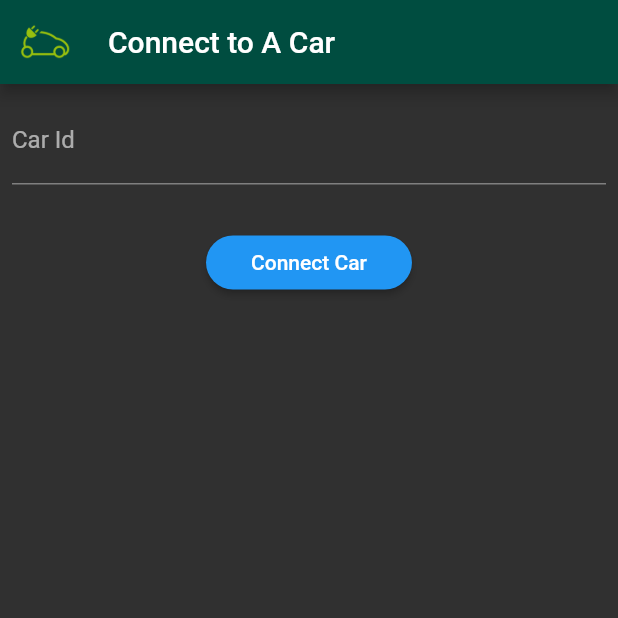
After one commit to yousefabdelbadea/BMS, a Flutter app: the RemoteConnectionScreen screen opened by its route, on a phone screen of 412 x 824 dp, the top half of it. The commit adds this screen. Run offline on Flutter 3.47's test engine with Material 2 defaults, Android fonts, the phone set to English and light mode, and no system bars; our stand-ins replace animated_splash_screen, flutter_blue, flutter_local_notifications, sqflite; missing offline and left inert: flutter_speedometer; accounts and stored records are empty.

Commit message:
remote connection screen

```diff
--- a/lib/helpers/bluetooth_helper.dart
+++ b/lib/helpers/bluetooth_helper.dart
@@ -28,7 +28,8 @@ class BTHelper with ChangeNotifier {
   BluetoothDevice _connectedDevice;
   BluetoothDevice targetDevice;
   List<BluetoothService> _sevices = [];
-  int temp, current, volt, sOC, id;
+  int temp, sOC, id;
+  double current, volt;
   Future<void> getDevices() async {
     flutterBlue.stopScan();
     StreamSubscription subscription;
@@ -119,7 +120,7 @@ class BTHelper with ChangeNotifier {
                   if (charac.uuid.toString() == Current) {
                     Future.delayed(Duration(milliseconds: 200), () async {
                       List<int> data = await charac.read();
-                      if (data[0] != null) current = data[0];
+                      if (data[0] != null) current = data[0].toDouble() / 100;
                       //print(current);
                       //print('current');
                     });
@@ -127,7 +128,7 @@ class BTHelper with ChangeNotifier {
                   if (charac.uuid.toString() == Voltage) {
                     await Future.delayed(Duration(milliseconds: 400), () async {
                       List<int> data = await charac.read();
-                      if (data[0] != null) volt = data[0];
+                      if (data[0] != null) volt = data[0].toDouble() / 10;
                       //print(volt);
                       //print('volt');
                     });
@@ -149,7 +150,7 @@ class BTHelper with ChangeNotifier {
                     });
                   }
                 });
-                _cells[id - 1] = (Cell(
+                _cells[id.toInt() - 1] = (Cell(
                   id: id,
                   temp: temp,
                   current: current,
@@ -158,7 +159,7 @@ class BTHelper with ChangeNotifier {
                 ));
                 notifyListeners();
                 await charac.write([0x00]);
-                Cell cell = _cells[id - 1];
+                Cell cell = _cells[id.toInt() - 1];
                 await DBHelper.insert('cells_data', {
                   'id': cell.id,
                   'temp': cell.temp,
@@ -236,43 +237,6 @@ class BTHelper with ChangeNotifier {
     return _connectedDevice == null ? "No device Yet" : _connectedDevice.name;
   }
 }
-
-
-
-
-
-
-
-
-
-
-
-
-
-
-
-
-
-
-
-
-
-
-
-
-
-
-
-
-
-
-
-
-
-
-
-
-
 
 /* import 'dart:async';
 import 'dart:typed_data';
--- a/lib/main.dart
+++ b/lib/main.dart
@@ -2,6 +2,7 @@ import 'package:bms/screens/advanced_screen.dart';
 import 'package:bms/screens/car_connection_screen.dart';
 import 'package:bms/screens/cell_deatils_screen.dart';
 import 'package:bms/screens/driver_screen.dart';
+import 'package:bms/screens/remote_connection_screen.dart';
 import 'package:flutter/material.dart';
 import 'package:provider/provider.dart';
 import 'package:bms/helpers/bluetooth_helper.dart';
@@ -46,6 +47,7 @@ class _MyAppState extends State<MyApp> {
           AdvancedScreen.routeName: (context) => AdvancedScreen(3, 2),
           DriverScreen.routeName: (context) => DriverScreen(),
           CellDetailsScreen.routeName: (context) => CellDetailsScreen(),
+          RemoteConnectionScreen.routeName: (ctx) => RemoteConnectionScreen(),
         },
         debugShowCheckedModeBanner: false,
       ),
--- a/lib/screens/cell_deatils_screen.dart
+++ b/lib/screens/cell_deatils_screen.dart
@@ -1,6 +1,5 @@
 import 'package:bms/helpers/bluetooth_helper.dart';
 import 'package:bms/providers/cells.dart';
-import 'package:bms/helpers/notifications_helper.dart';
 import 'package:bms/widgets/cell_meters.dart';
 import 'package:flutter/material.dart';
 import 'package:provider/provider.dart';
--- a/lib/screens/driver_screen.dart
+++ b/lib/screens/driver_screen.dart
@@ -43,9 +43,9 @@ class _DriverScreenState extends State<DriverScreen> {
       body: SingleChildScrollView(
         physics: AlwaysScrollableScrollPhysics(),
         child: CellMeters(
-          current: Provider.of<Cells>(context).getOverallCurrent(),
-          volt: Provider.of<Cells>(context).getOverallVoltage(),
-          temp: Provider.of<Cells>(context).getOverallTemp(),
+          current: Provider.of<Cells>(context).getOverallCurrent().toInt(),
+          volt: Provider.of<Cells>(context).getOverallVoltage().toInt(),
+          temp: Provider.of<Cells>(context).getOverallTemp().toInt(),
         ),
       ),
     );
--- a/lib/screens/login_screen.dart
+++ b/lib/screens/login_screen.dart
@@ -1,4 +1,5 @@
 import 'package:bms/providers/auth.dart';
+import 'package:bms/screens/remote_connection_screen.dart';
 import 'package:flutter/material.dart';
 import 'package:provider/provider.dart';
 
@@ -78,6 +79,9 @@ class _AuthCardState extends State<AuthCard> {
         _authData['email'],
         _authData['password'],
       );
+      if (Provider.of<Auth>(context, listen: false).isAuth())
+        Navigator.of(context)
+            .pushReplacementNamed(RemoteConnectionScreen.routeName);
     }
     /* on HttpException catch (error) {
       var errorMessage = 'Authentication failed';
--- /dev/null
+++ b/lib/screens/remote_connection_screen.dart
@@ -0,0 +1,65 @@
+import 'package:bms/widgets/app_drawer.dart';
+import 'package:flutter/material.dart';
+
+class RemoteConnectionScreen extends StatelessWidget {
+  static final String routeName = "/remote_connect";
+  String carId;
+
+  @override
+  Widget build(BuildContext context) {
+    return Scaffold(
+      drawer: AppDrawer(),
+      appBar: AppBar(
+        title: Text("Connect to A Car"),
+        leading: Builder(builder: (context) {
+          return Padding(
+            padding: EdgeInsets.only(left: 5),
+            child: Hero(
+              child: TextButton(
+                child: Image.asset('assets/images/logo.png'),
+                onPressed: () => Scaffold.of(context).openDrawer(),
+              ),
+              tag: 'logo',
+            ),
+          );
+        }),
+      ),
+      body: Column(
+        children: [
+          Form(
+            child: Expanded(
+              child: Column(
+                mainAxisAlignment: MainAxisAlignment.center,
+                children: [
+                  Padding(
+                    padding: const EdgeInsets.all(8.0),
+                    child: TextFormField(
+                      decoration: InputDecoration(labelText: 'Car Id'),
+                      onSaved: (value) {
+                        carId = value;
+                      },
+                    ),
+                  ),
+                  SizedBox(
+                    height: 20,
+                  ),
+                  ElevatedButton(
+                    child: Text('Connect Car'),
+                    onPressed: () {},
+                    style: ElevatedButton.styleFrom(
+                      shape: RoundedRectangleBorder(
+                        borderRadius: BorderRadius.circular(30),
+                      ),
+                      padding:
+                          EdgeInsets.symmetric(horizontal: 30.0, vertical: 8.0),
+                    ),
+                  ),
+                ],
+              ),
+            ),
+          ),
+        ],
+      ),
+    );
+  }
+}
```
Also changed, not shown: lib/providers/cells.dart (+14 -13 lines), lib/widgets/app_drawer.dart (+15 -2 lines).
